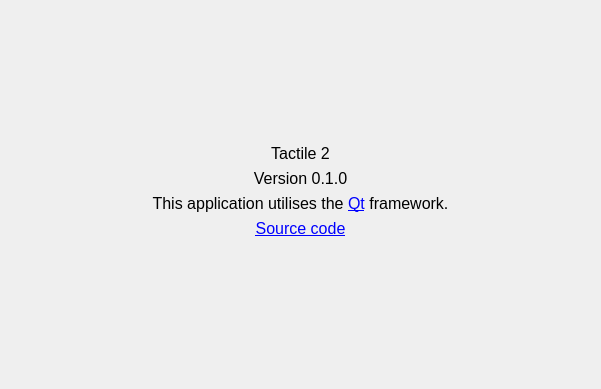
First picture: the form in src/ui/about.ui, repository albin-johansson/tactile, before the edit.
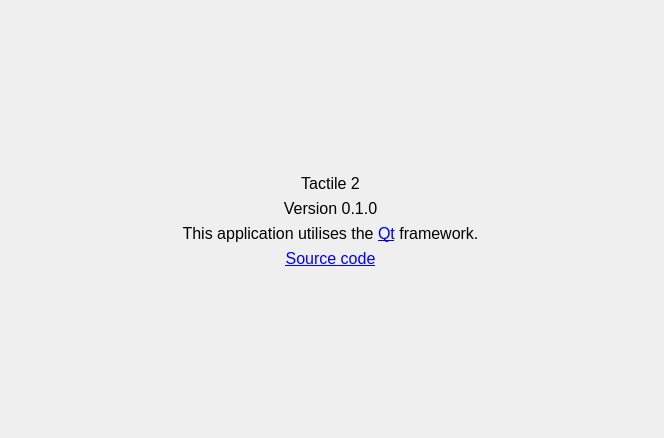
Second picture: the form after the edit.

What changed in the file:
```diff
--- a/src/ui/about.ui
+++ b/src/ui/about.ui
@@ -9,8 +9,8 @@
    <rect>
     <x>0</x>
     <y>0</y>
-    <width>601</width>
-    <height>389</height>
+    <width>664</width>
+    <height>438</height>
    </rect>
   </property>
   <property name="sizePolicy">
@@ -19,6 +19,12 @@
     <verstretch>0</verstretch>
    </sizepolicy>
   </property>
+  <property name="font">
+   <font>
+    <family>Segoe UI</family>
+    <pointsize>12</pointsize>
+   </font>
+  </property>
   <property name="windowTitle">
    <string>About Tactile</string>
   </property>
@@ -28,8 +34,8 @@
   <widget class="QWidget" name="verticalLayoutWidget">
    <property name="geometry">
     <rect>
-     <x>0</x>
-     <y>0</y>
+     <x>30</x>
+     <y>30</y>
      <width>601</width>
      <height>381</height>
     </rect>
```
